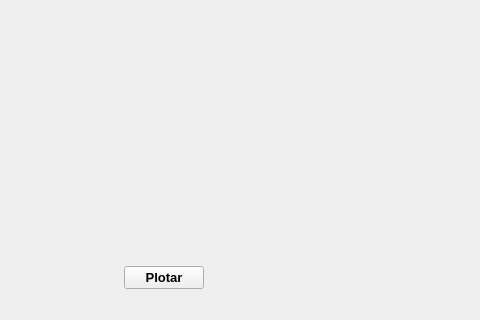
First picture: the form in Unidade_3/projetos_aula/seno_plot_qt/mainwindow.ui, repository Matheus0820/programacao-avancada, before the edit; both pictures show x 0 to 480 and y 280 to 600 of the 800 by 600 pixel window.
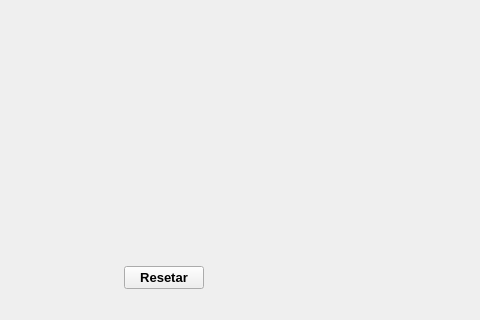
Second picture: the form after the edit. Custom widgets are drawn as their Qt base class.

Commit message: feat: Projeto plot seno - Modificando a propriedades do seno com o horizontal slider

```diff
--- a/Unidade_3/projetos_aula/seno_plot_qt/mainwindow.ui
+++ b/Unidade_3/projetos_aula/seno_plot_qt/mainwindow.ui
@@ -183,7 +183,7 @@
            <cursorShape>PointingHandCursor</cursorShape>
           </property>
           <property name="text">
-           <string>Plotar</string>
+           <string>Resetar</string>
           </property>
           <property name="autoDefault">
            <bool>false</bool>
```
Left out of the diff: 11 changed lines with no effect on the pictures. The commit also changes 3 other files.
